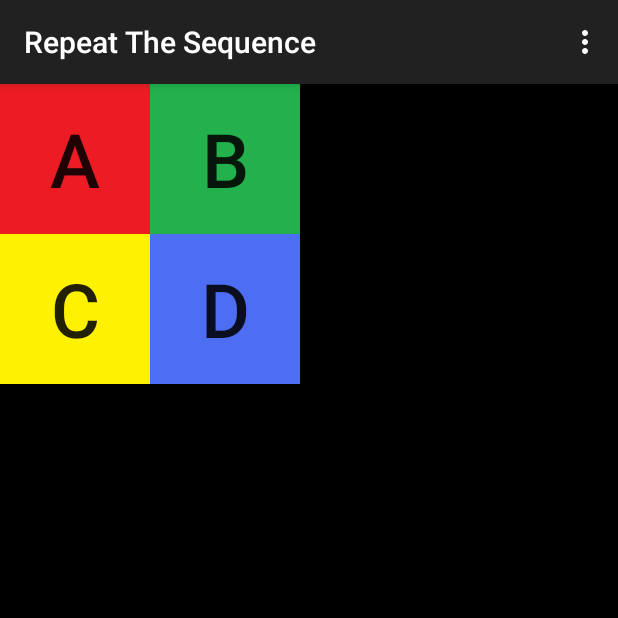
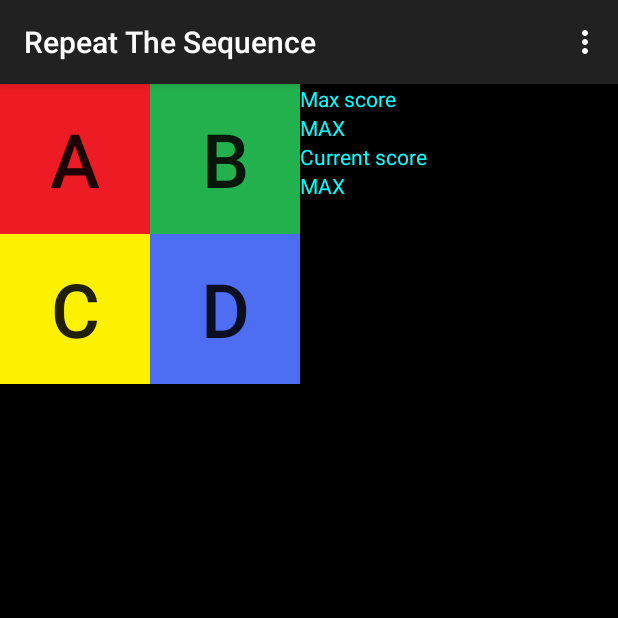
Before and after one commit to SkinnyDipping/RepeatTheSequence, an Android app: the screen it shows after launch (MainActivity), on a phone screen of 412 x 824 dp, the top half of it. Run offline under Robolectric (Android 15) with nearby library versions, the phone set to English and light mode, and no system bars.

Commit message:
kolor tekstow

```diff
--- a/app/src/main/java/com/szalpal/repeatthesequence/app/UIManager.java
+++ b/app/src/main/java/com/szalpal/repeatthesequence/app/UIManager.java
@@ -113,7 +113,7 @@ public class UIManager implements GameplayListener {
     public void onError() {
         Log.d(TAG, "onError");
 //        lockGame(true);
-//        if (mCurrScore > mMaxScore) {
+//        if (mCurrScore    > mMaxScore) {
 //            mMaxScore = mCurrScore;
 //            setMaxScore(mMaxScore);
 //        }
--- a/app/src/main/res/layout/game_layout.xml
+++ b/app/src/main/res/layout/game_layout.xml
@@ -54,23 +54,28 @@
                 android:layout_width="wrap_content"
                 android:layout_height="wrap_content"
                 android:text="@string/maxScore_text"
+                android:textColor="@color/text_color"
                 android:id="@+id/maxScore_text"/>
 
         <TextView
                 android:layout_width="wrap_content"
                 android:layout_height="wrap_content"
                 android:text="MAX"
+                android:textColor="@color/text_color"
                 android:id="@+id/maxScore_value"/>
+
         <TextView
                 android:layout_width="wrap_content"
                 android:layout_height="wrap_content"
                 android:text="@string/currScore_text"
+                android:textColor="@color/text_color"
                 android:id="@+id/currScore_text"/>
 
         <TextView
                 android:layout_width="wrap_content"
                 android:layout_height="wrap_content"
                 android:text="MAX"
+                android:textColor="@color/text_color"
                 android:id="@+id/currScore_value"/>
     </LinearLayout>
 
--- a/app/src/main/res/values/colors.xml
+++ b/app/src/main/res/values/colors.xml
@@ -1,3 +1,4 @@
 <resources>
     <color name="background_color">#000000</color>
+    <color name="text_color">#00FFFF</color>
 </resources>
```
